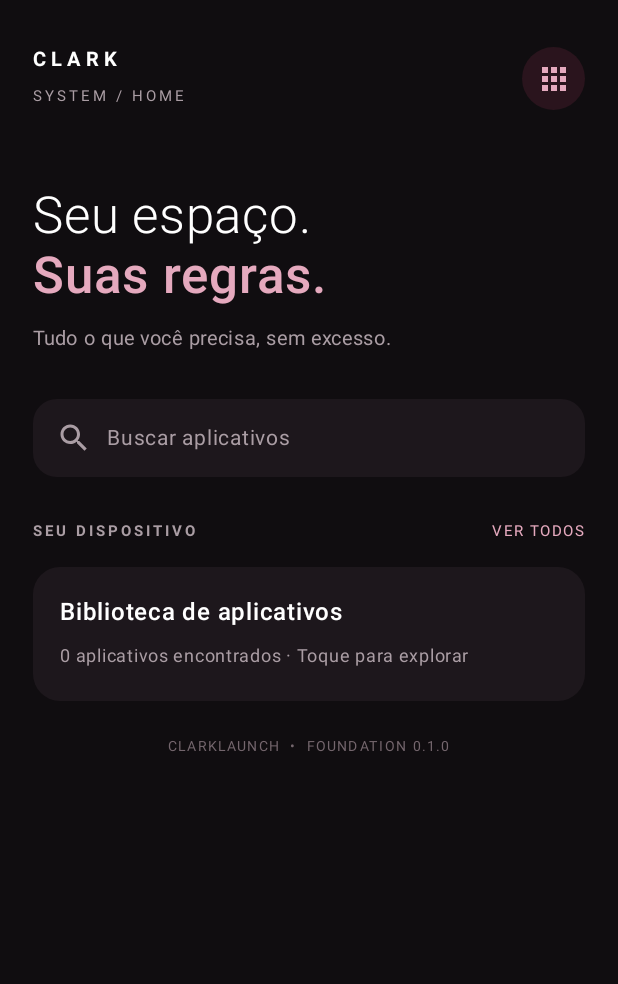
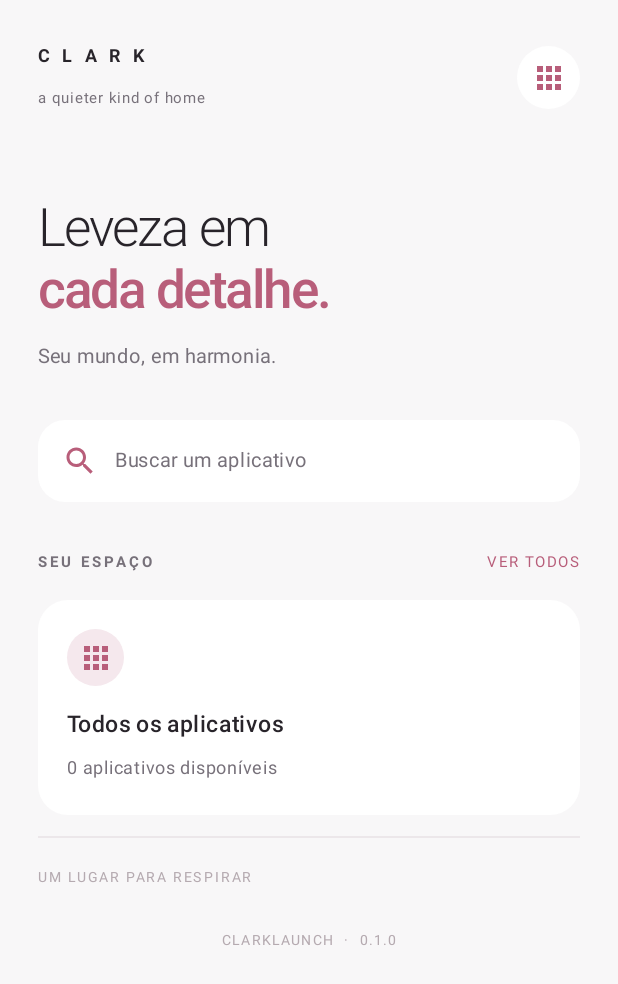
Before and after one commit to joaosmkjk/clarklaunch, an Android app built with Jetpack Compose: the screen it shows after launch (MainActivity), on a phone screen of 412 x 824 dp. Shown: the top 984 px of the screen. Run offline under Robolectric (Android 15) with nearby library versions, the phone set to English and light mode, and no system bars.

Commit message:
design: introduce bright pearl and soft rose launcher aesthetic

```diff
--- a/app/src/main/java/com/clarklaunch/app/MainActivity.kt
+++ b/app/src/main/java/com/clarklaunch/app/MainActivity.kt
@@ -29,10 +29,9 @@ import androidx.compose.material.icons.outlined.Search
 import androidx.compose.material3.Icon
 import androidx.compose.material3.MaterialTheme
 import androidx.compose.material3.Surface
-import androidx.compose.material3.darkColorScheme
+import androidx.compose.material3.lightColorScheme
 import androidx.compose.material3.Text
 import androidx.compose.runtime.Composable
-import androidx.compose.runtime.LaunchedEffect
 import androidx.compose.runtime.getValue
 import androidx.compose.runtime.mutableStateOf
 import androidx.compose.runtime.remember
@@ -44,10 +43,13 @@ import androidx.compose.ui.text.font.FontWeight
 import androidx.compose.ui.unit.dp
 import androidx.compose.ui.unit.sp
 
-private val Wine = Color(0xFF842D49)
-private val Background = Color(0xFF100D10)
-private val Panel = Color(0xFF1D171C)
-private val Muted = Color(0xFFAA9DA4)
+private val Canvas = Color(0xFFF8F7F8)
+private val White = Color(0xFFFFFFFF)
+private val Ink = Color(0xFF28242A)
+private val SoftInk = Color(0xFF77717A)
+private val Rose = Color(0xFFB85E7A)
+private val RoseWash = Color(0xFFF5E8ED)
+private val Line = Color(0xFFECE7EA)
 
 private data class LaunchableApp(
     val label: String,
@@ -59,15 +61,22 @@ class MainActivity : ComponentActivity() {
     override fun onCreate(savedInstanceState: Bundle?) {
         super.onCreate(savedInstanceState)
 
+        @Suppress("DEPRECATION")
+        window.decorView.systemUiVisibility =
+            android.view.View.SYSTEM_UI_FLAG_LIGHT_STATUS_BAR or
+                android.view.View.SYSTEM_UI_FLAG_LIGHT_NAVIGATION_BAR
+        window.statusBarColor = android.graphics.Color.rgb(248, 247, 248)
+        window.navigationBarColor = android.graphics.Color.rgb(248, 247, 248)
+
         setContent {
             MaterialTheme(
-                colorScheme = darkColorScheme(
-                    primary = Wine,
-                    background = Background,
-                    surface = Panel,
-                    onPrimary = Color.White,
-                    onBackground = Color(0xFFF5EDF1),
-                    onSurface = Color(0xFFF5EDF1)
+                colorScheme = lightColorScheme(
+                    primary = Rose,
+                    background = Canvas,
+                    surface = White,
+                    onPrimary = White,
+                    onBackground = Ink,
+                    onSurface = Ink
                 )
             ) {
                 ClarkLaunchHome(
@@ -109,18 +118,13 @@ private fun ClarkLaunchHome(
     var search by remember { mutableStateOf("") }
     var showAllApps by remember { mutableStateOf(false) }
 
-    val filteredApps = apps.filter {
-        it.label.contains(search, ignoreCase = true)
-    }
+    val filteredApps = apps.filter { it.label.contains(search, ignoreCase = true) }
 
-    Surface(
-        modifier = Modifier.fillMaxSize(),
-        color = Background
-    ) {
+    Surface(modifier = Modifier.fillMaxSize(), color = Canvas) {
         Column(
             modifier = Modifier
                 .fillMaxSize()
-                .padding(horizontal = 22.dp, vertical = 28.dp)
+                .padding(horizontal = 25.dp, vertical = 25.dp)
         ) {
             Row(
                 modifier = Modifier.fillMaxWidth(),
@@ -129,69 +133,72 @@ private fun ClarkLaunchHome(
             ) {
                 Column {
                     Text(
-                        text = "CLARK",
-                        color = Color.White,
-                        fontSize = 13.sp,
+                        text = "C L A R K",
+                        color = Ink,
+                        fontSize = 12.sp,
                         fontWeight = FontWeight.Bold,
-                        letterSpacing = 4.sp
+                        letterSpacing = 2.8.sp
                     )
+                    Spacer(Modifier.height(4.dp))
                     Text(
-                        text = "SYSTEM / HOME",
-                        color = Muted,
+                        text = "a quieter kind of home",
+                        color = SoftInk,
                         fontSize = 10.sp,
-                        letterSpacing = 2.sp
+                        letterSpacing = 0.5.sp
                     )
                 }
                 Box(
                     modifier = Modifier
                         .size(42.dp)
-                        .background(Wine.copy(alpha = 0.22f), CircleShape),
+                        .background(White, CircleShape),
                     contentAlignment = Alignment.Center
                 ) {
                     Icon(
                         imageVector = Icons.Outlined.Apps,
-                        contentDescription = "ClarkLaunch",
-                        tint = Color(0xFFE5A9BE)
+                        contentDescription = "Aplicativos",
+                        tint = Rose
                     )
                 }
             }
 
-            Spacer(Modifier.height(48.dp))
+            Spacer(Modifier.height(54.dp))
 
             Text(
-                text = "Seu espaço.",
-                color = Color.White,
-                fontSize = 34.sp,
-                fontWeight = FontWeight.Light
+                text = "Leveza em",
+                color = Ink,
+                fontSize = 35.sp,
+                fontWeight = FontWeight.Light,
+                letterSpacing = (-1).sp
             )
             Text(
-                text = "Suas regras.",
-                color = Color(0xFFE5A9BE),
-                fontSize = 34.sp,
-                fontWeight = FontWeight.SemiBold
+                text = "cada detalhe.",
+                color = Rose,
+                fontSize = 35.sp,
+                fontWeight = FontWeight.SemiBold,
+                letterSpacing = (-1).sp
             )
-            Spacer(Modifier.height(10.dp))
+            Spacer(Modifier.height(12.dp))
             Text(
-                text = "Tudo o que você precisa, sem excesso.",
-                color = Muted,
+                text = "Seu mundo, em harmonia.",
+                color = SoftInk,
                 fontSize = 13.sp
             )
 
-            Spacer(Modifier.height(28.dp))
+            Spacer(Modifier.height(30.dp))
 
             Row(
                 modifier = Modifier
                     .fillMaxWidth()
-                    .background(Panel, RoundedCornerShape(16.dp))
-                    .padding(horizontal = 15.dp, vertical = 14.dp),
+                    .background(White, RoundedCornerShape(18.dp))
+                    .padding(horizontal = 16.dp, vertical = 15.dp),
                 verticalAlignment = Alignment.CenterVertically
             ) {
                 Icon(
                     imageVector = Icons.Outlined.Search,
                     contentDescription = null,
-                    tint = Muted
+                    tint = Rose
                 )
-                Spacer(Modifier.size(10.dp))
+                Spacer(Modifier.size(11.dp))
                 BasicTextField(
                     value = search,
                     onValueChange = {
@@ -200,11 +207,11 @@ private fun ClarkLaunchHome(
                     },
                     modifier = Modifier.weight(1f),
                     singleLine = true,
-                    textStyle = MaterialTheme.typography.bodyMedium.copy(color = Color.White),
+                    textStyle = MaterialTheme.typography.bodyMedium.copy(color = Ink),
                     decorationBox = { innerTextField ->
                         Box {
                             if (search.isEmpty()) {
-                                Text("Buscar aplicativos", color = Muted, fontSize = 14.sp)
+                                Text("Buscar um aplicativo", color = SoftInk, fontSize = 13.sp)
                             }
                             innerTextField()
                         }
@@ -212,7 +219,7 @@ private fun ClarkLaunchHome(
                 )
             }
 
-            Spacer(Modifier.height(24.dp))
+            Spacer(Modifier.height(28.dp))
 
             Row(
                 modifier = Modifier.fillMaxWidth(),
@@ -220,15 +227,15 @@ private fun ClarkLaunchHome(
                 verticalAlignment = Alignment.CenterVertically
             ) {
                 Text(
-                    text = if (showAllApps) "APLICATIVOS" else "SEU DISPOSITIVO",
-                    color = Muted,
+                    text = if (showAllApps) "BIBLIOTECA" else "SEU ESPAÇO",
+                    color = SoftInk,
                     fontSize = 10.sp,
                     letterSpacing = 2.sp,
                     fontWeight = FontWeight.Bold
                 )
                 Text(
-                    text = if (showAllApps) "INÍCIO" else "VER TODOS",
-                    color = Color(0xFFE5A9BE),
+                    text = if (showAllApps) "VOLTAR" else "VER TODOS",
+                    color = Rose,
                     fontSize = 10.sp,
                     letterSpacing = 1.sp,
                     modifier = Modifier.clickable {
@@ -238,29 +245,56 @@ private fun ClarkLaunchHome(
                 )
             }
 
-            Spacer(Modifier.height(12.dp))
+            Spacer(Modifier.height(13.dp))
 
             if (!showAllApps) {
                 Column(
                     modifier = Modifier
                         .fillMaxWidth()
-                        .background(Panel, RoundedCornerShape(18.dp))
+                        .background(White, RoundedCornerShape(20.dp))
                         .clickable { showAllApps = true }
-                        .padding(18.dp)
+                        .padding(19.dp)
                 ) {
+                    Box(
+                        modifier = Modifier
+                            .size(38.dp)
+                            .background(RoseWash, CircleShape),
+                        contentAlignment = Alignment.Center
+                    ) {
+                        Icon(
+                            imageVector = Icons.Outlined.Apps,
+                            contentDescription = null,
+                            tint = Rose
+                        )
+                    }
+                    Spacer(Modifier.height(13.dp))
                     Text(
-                        text = "Biblioteca de aplicativos",
-                        color = Color.White,
-                        fontSize = 16.sp,
+                        text = "Todos os aplicativos",
+                        color = Ink,
+                        fontSize = 15.sp,
                         fontWeight = FontWeight.SemiBold
                     )
                     Spacer(Modifier.height(5.dp))
                     Text(
-                        text = "${apps.size} aplicativos encontrados · Toque para explorar",
-                        color = Muted,
+                        text = "${apps.size} aplicativos disponíveis",
+                        color = SoftInk,
                         fontSize = 12.sp
                     )
                 }
+                Spacer(Modifier.height(14.dp))
+                Box(
+                    modifier = Modifier
+                        .fillMaxWidth()
+                        .height(1.dp)
+                        .background(Line)
+                )
+                Spacer(Modifier.height(14.dp))
+                Text(
+                    text = "UM LUGAR PARA RESPIRAR",
+                    color = Color(0xFFB5AAB0),
+                    fontSize = 9.sp,
+                    letterSpacing = 1.8.sp
+                )
             } else {
                 LazyColumn(
                     modifier = Modifier.weight(1f),
@@ -271,29 +305,25 @@ private fun ClarkLaunchHome(
                         Row(
                             modifier = Modifier
                                 .fillMaxWidth()
-                                .background(Panel, RoundedCornerShape(14.dp))
+                                .background(White, RoundedCornerShape(15.dp))
                                 .clickable { onLaunchApp(app.packageName) }
-                                .padding(horizontal = 16.dp, vertical = 15.dp),
+                                .padding(horizontal = 15.dp, vertical = 14.dp),
                             verticalAlignment = Alignment.CenterVertically
                         ) {
                             Box(
                                 modifier = Modifier
-                                    .size(34.dp)
-                                    .background(Wine.copy(alpha = 0.28f), RoundedCornerShape(10.dp)),
+                                    .size(36.dp)
+                                    .background(RoseWash, RoundedCornerShape(12.dp)),
                                 contentAlignment = Alignment.Center
                             ) {
                                 Text(
                                     text = app.label.take(1).uppercase(),
-                                    color = Color(0xFFE5A9BE),
+                                    color = Rose,
                                     fontWeight = FontWeight.Bold
                                 )
                             }
                             Spacer(Modifier.size(12.dp))
-                            Text(
-                                text = app.label,
-                                color = Color.White,
-                                fontSize = 14.sp
-                            )
+                            Text(text = app.label, color = Ink, fontSize = 14.sp)
                         }
                     }
                 }
@@ -301,8 +331,8 @@ private fun ClarkLaunchHome(
 
             Spacer(Modifier.height(18.dp))
             Text(
-                text = "CLARKLAUNCH  •  FOUNDATION 0.1.0",
-                color = Color(0xFF74666D),
+                text = "CLARKLAUNCH  ·  0.1.0",
+                color = Color(0xFFB5AAB0),
                 fontSize = 9.sp,
                 letterSpacing = 1.5.sp,
                 modifier = Modifier.align(Alignment.CenterHorizontally)
```
